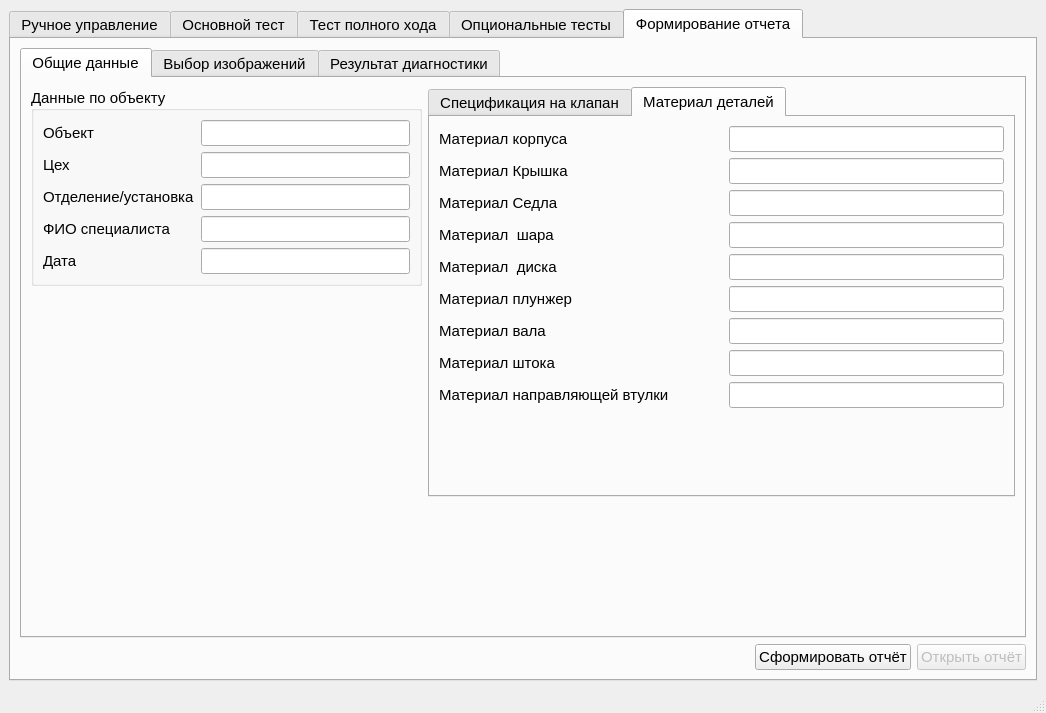
Above: MainWindow.ui from Rekvim/MpiSdk before the change. Below: the same form after it.
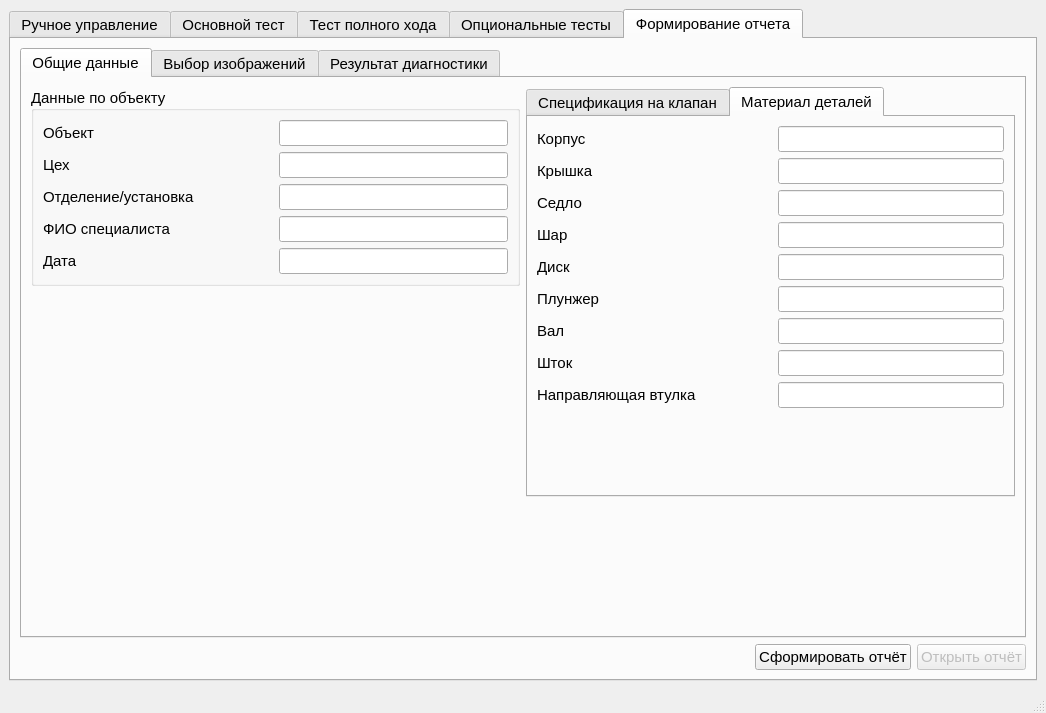
That is the form after the change. The open tabs and pages were chosen to show the change. Custom widgets are drawn as their Qt base class.

What changed in the file:
```diff
--- a/MainWindow.ui
+++ b/MainWindow.ui
@@ -1820,11 +1820,9 @@
            <attribute name="title">
             <string>Общие данные</string>
            </attribute>
-           <layout class="QVBoxLayout" name="verticalLayout_35">
+           <layout class="QHBoxLayout" name="horizontalLayout_49">
             <item>
-             <layout class="QHBoxLayout" name="horizontalLayout_21" stretch="2,3">
-              <item>
-               <layout class="QVBoxLayout" name="verticalLayout_36" stretch="0,0">
+             <layout class="QVBoxLayout" name="verticalLayout_36">
                 <item>
                  <widget class="QGroupBox" name="groupBox_12">
                   <property name="sizePolicy">
@@ -1845,29 +1843,73 @@
                   <property name="alignment">
                    <set>Qt::AlignmentFlag::AlignLeading|Qt::AlignmentFlag::AlignLeft|Qt::AlignmentFlag::AlignVCenter</set>
                   </property>
-                  <layout class="QVBoxLayout" name="verticalLayout_37">
+                <layout class="QVBoxLayout" name="verticalLayout_35">
                    <item>
-                    <layout class="QHBoxLayout" name="horizontalLayout_22">
-                     <item>
-                      <layout class="QVBoxLayout" name="verticalLayout_38">
+                  <layout class="QHBoxLayout" name="horizontalLayout_21">
                        <item>
                         <widget class="QLabel" name="label_54">
+                     <property name="sizePolicy">
+                      <sizepolicy hsizetype="Expanding" vsizetype="Preferred">
+                       <horstretch>0</horstretch>
+                       <verstretch>0</verstretch>
+                      </sizepolicy>
+                     </property>
                          <property name="text">
                           <string>Объект</string>
                          </property>
                         </widget>
                        </item>
                        <item>
+                    <widget class="QLineEdit" name="lineEdit_object">
+                     <property name="sizePolicy">
+                      <sizepolicy hsizetype="Expanding" vsizetype="Fixed">
+                       <horstretch>0</horstretch>
+                       <verstretch>0</verstretch>
+                      </sizepolicy>
+                     </property>
+                     <property name="clearButtonEnabled">
+                      <bool>false</bool>
+                     </property>
+                    </widget>
+                   </item>
+                  </layout>
+                 </item>
+                 <item>
+                  <layout class="QHBoxLayout" name="horizontalLayout_22">
+                   <item>
                         <widget class="QLabel" name="label_55">
+                     <property name="sizePolicy">
+                      <sizepolicy hsizetype="Expanding" vsizetype="Preferred">
+                       <horstretch>0</horstretch>
+                       <verstretch>0</verstretch>
+                      </sizepolicy>
+                     </property>
                          <property name="text">
                           <string>Цех</string>
                          </property>
                         </widget>
                        </item>
                        <item>
+                    <widget class="QLineEdit" name="lineEdit_manufacture">
+                     <property name="sizePolicy">
+                      <sizepolicy hsizetype="Expanding" vsizetype="Fixed">
+                       <horstretch>0</horstretch>
+                       <verstretch>0</verstretch>
+                      </sizepolicy>
+                     </property>
+                     <property name="clearButtonEnabled">
+                      <bool>false</bool>
+                     </property>
+                    </widget>
+                   </item>
+                  </layout>
+                 </item>
+                 <item>
+                  <layout class="QHBoxLayout" name="horizontalLayout_46">
+                   <item>
                         <widget class="QLabel" name="label_56">
                          <property name="sizePolicy">
-                          <sizepolicy hsizetype="Preferred" vsizetype="Preferred">
+                      <sizepolicy hsizetype="Expanding" vsizetype="Preferred">
                            <horstretch>0</horstretch>
                            <verstretch>0</verstretch>
                           </sizepolicy>
@@ -1878,9 +1920,26 @@
                         </widget>
                        </item>
                        <item>
+                    <widget class="QLineEdit" name="lineEdit_department">
+                     <property name="sizePolicy">
+                      <sizepolicy hsizetype="Expanding" vsizetype="Fixed">
+                       <horstretch>0</horstretch>
+                       <verstretch>0</verstretch>
+                      </sizepolicy>
+                     </property>
+                     <property name="clearButtonEnabled">
+                      <bool>false</bool>
+                     </property>
+                    </widget>
+                   </item>
+                  </layout>
+                 </item>
+                 <item>
+                  <layout class="QHBoxLayout" name="horizontalLayout_47">
+                   <item>
                         <widget class="QLabel" name="label_64">
                          <property name="sizePolicy">
-                          <sizepolicy hsizetype="Preferred" vsizetype="Preferred">
+                      <sizepolicy hsizetype="Expanding" vsizetype="Preferred">
                            <horstretch>0</horstretch>
                            <verstretch>0</verstretch>
                           </sizepolicy>
@@ -1891,9 +1950,26 @@
                         </widget>
                        </item>
                        <item>
+                    <widget class="QLineEdit" name="lineEdit_FIO">
+                     <property name="sizePolicy">
+                      <sizepolicy hsizetype="Expanding" vsizetype="Fixed">
+                       <horstretch>0</horstretch>
+                       <verstretch>0</verstretch>
+                      </sizepolicy>
+                     </property>
+                     <property name="clearButtonEnabled">
+                      <bool>false</bool>
+                     </property>
+                    </widget>
+                   </item>
+                  </layout>
+                 </item>
+                 <item>
+                  <layout class="QHBoxLayout" name="horizontalLayout_48">
+                   <item>
                         <widget class="QLabel" name="label_date">
                          <property name="sizePolicy">
-                          <sizepolicy hsizetype="Preferred" vsizetype="Preferred">
+                      <sizepolicy hsizetype="Expanding" vsizetype="Preferred">
                            <horstretch>0</horstretch>
                            <verstretch>0</verstretch>
                           </sizepolicy>
@@ -1903,66 +1979,10 @@
                          </property>
                         </widget>
                        </item>
-                      </layout>
-                     </item>
-                     <item>
-                      <layout class="QVBoxLayout" name="verticalLayout_39">
-                       <item>
-                        <widget class="QLineEdit" name="lineEdit_object">
-                         <property name="sizePolicy">
-                          <sizepolicy hsizetype="MinimumExpanding" vsizetype="Fixed">
-                           <horstretch>0</horstretch>
-                           <verstretch>0</verstretch>
-                          </sizepolicy>
-                         </property>
-                         <property name="clearButtonEnabled">
-                          <bool>false</bool>
-                         </property>
-                        </widget>
-                       </item>
-                       <item>
-                        <widget class="QLineEdit" name="lineEdit_manufacture">
-                         <property name="sizePolicy">
-                          <sizepolicy hsizetype="MinimumExpanding" vsizetype="Fixed">
-                           <horstretch>0</horstretch>
-                           <verstretch>0</verstretch>
-                          </sizepolicy>
-                         </property>
-                         <property name="clearButtonEnabled">
-                          <bool>false</bool>
-                         </property>
-                        </widget>
-                       </item>
-                       <item>
-                        <widget class="QLineEdit" name="lineEdit_department">
-                         <property name="sizePolicy">
-                          <sizepolicy hsizetype="MinimumExpanding" vsizetype="Fixed">
-                           <horstretch>0</horstretch>
-                           <verstretch>0</verstretch>
-                          </sizepolicy>
-                         </property>
-                         <property name="clearButtonEnabled">
-                          <bool>false</bool>
-                         </property>
-                        </widget>
-                       </item>
-                       <item>
-                        <widget class="QLineEdit" name="lineEdit_FIO">
-                         <property name="sizePolicy">
-                          <sizepolicy hsizetype="MinimumExpanding" vsizetype="Fixed">
-                           <horstretch>0</horstretch>
-                           <verstretch>0</verstretch>
-                          </sizepolicy>
-                         </property>
-                         <property name="clearButtonEnabled">
-                          <bool>false</bool>
-                         </property>
-                        </widget>
-                       </item>
                        <item>
                         <widget class="QLineEdit" name="lineEdit_date">
                          <property name="sizePolicy">
-                          <sizepolicy hsizetype="MinimumExpanding" vsizetype="Fixed">
+                      <sizepolicy hsizetype="Expanding" vsizetype="Fixed">
                            <horstretch>0</horstretch>
                            <verstretch>0</verstretch>
                           </sizepolicy>
@@ -1971,8 +1991,6 @@
                           <bool>false</bool>
                          </property>
                         </widget>
-                       </item>
-                      </layout>
                      </item>
                     </layout>
                    </item>
@@ -2462,7 +2480,7 @@
                          </sizepolicy>
                         </property>
                         <property name="text">
-                         <string>Материал корпуса</string>
+                       <string>Корпус</string>
                         </property>
                        </widget>
                       </item>
@@ -2495,7 +2513,7 @@
                          </sizepolicy>
                         </property>
                         <property name="text">
-                         <string>Материал Крышка</string>
+                       <string>Крышка</string>
                         </property>
                        </widget>
                       </item>
@@ -2528,7 +2546,7 @@
                          </sizepolicy>
                         </property>
                         <property name="text">
-                         <string>Материал Седла</string>
+                       <string>Седло</string>
                         </property>
                        </widget>
                       </item>
@@ -2561,7 +2579,7 @@
                          </sizepolicy>
                         </property>
                         <property name="text">
-                         <string>Материал  шара</string>
+                       <string>Шар</string>
                         </property>
                        </widget>
                       </item>
@@ -2594,7 +2612,7 @@
                          </sizepolicy>
                         </property>
                         <property name="text">
-                         <string>Материал  диска</string>
+                       <string>Диск</string>
                         </property>
                        </widget>
                       </item>
@@ -2627,7 +2645,7 @@
                          </sizepolicy>
                         </property>
                         <property name="text">
-                         <string>Материал плунжер</string>
+                       <string>Плунжер</string>
                         </property>
                        </widget>
                       </item>
@@ -2660,7 +2678,7 @@
                          </sizepolicy>
                         </property>
                         <property name="text">
-                         <string>Материал вала</string>
+                       <string>Вал</string>
                         </property>
                        </widget>
                       </item>
@@ -2693,7 +2711,7 @@
                          </sizepolicy>
                         </property>
                         <property name="text">
-                         <string>Материал штока</string>
+                       <string>Шток</string>
                         </property>
                        </widget>
                       </item>
@@ -2726,7 +2744,7 @@
                          </sizepolicy>
                         </property>
                         <property name="text">
-                         <string>Материал направляющей втулки</string>
+                       <string>Направляющая втулка</string>
                         </property>
                        </widget>
                       </item>
@@ -2774,8 +2792,6 @@
                    </size>
                   </property>
                  </spacer>
-                </item>
-               </layout>
               </item>
              </layout>
             </item>
```
Left out of the diff: 6 changed lines with no effect on the pictures. Lines whose indentation alone changed are shown as unchanged.
